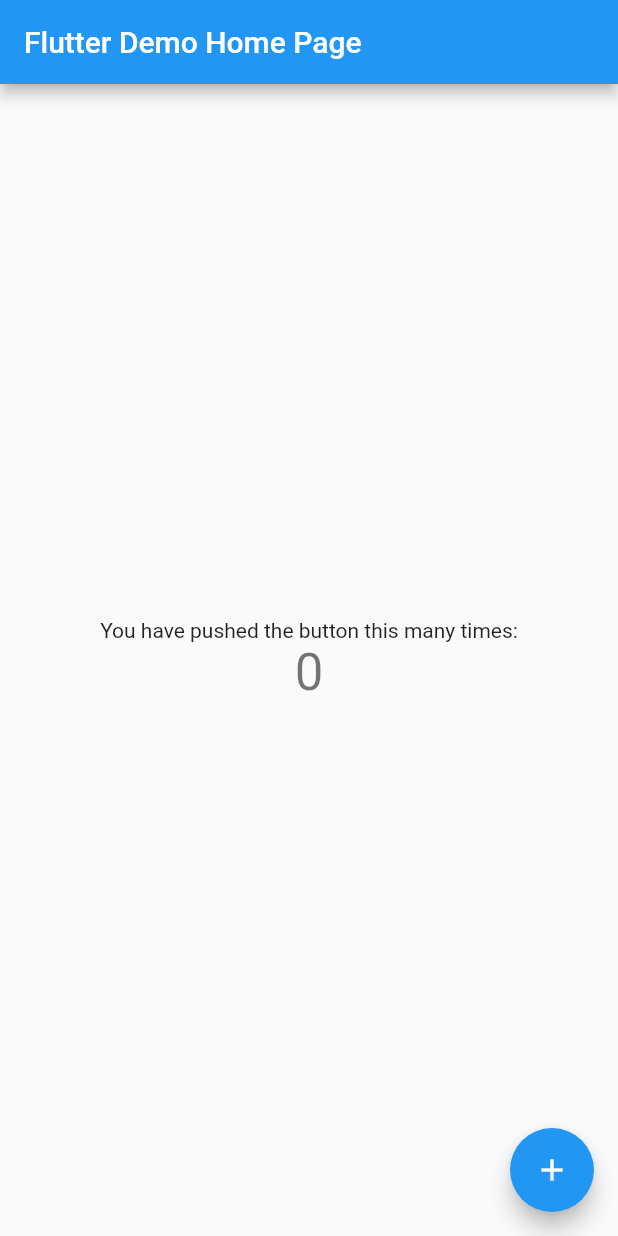
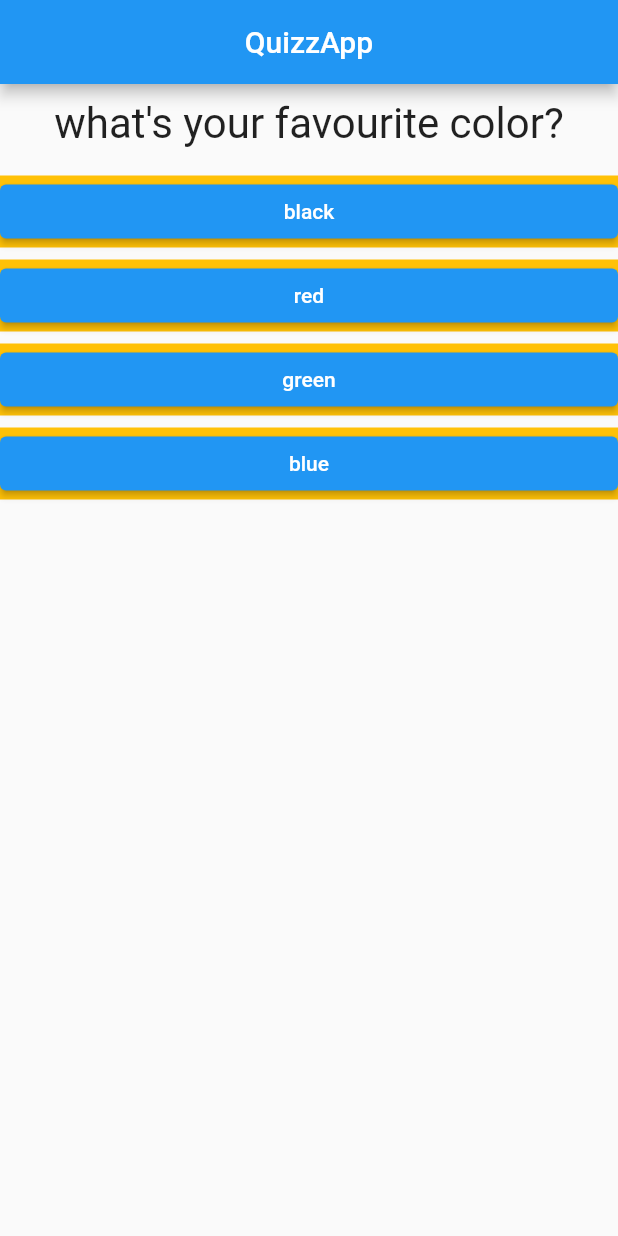
Before and after one commit to Sourav2021/quizzApp, a Flutter app: the screen it shows after launch, on a phone screen of 412 x 824 dp. Run offline on Flutter 3.47's test engine with Material 2 defaults, Android fonts, the phone set to English and light mode, and no system bars.

Commit message:
partial complition

```diff
--- /dev/null
+++ b/lib/answer.dart
@@ -0,0 +1,21 @@
+import 'package:flutter/material.dart';
+
+class Answer extends StatelessWidget {
+  final Function()? selectHandler;
+  final String answerText;
+  const Answer({Key? key, this.selectHandler, required this.answerText})
+      : super(key: key);
+
+  @override
+  Widget build(BuildContext context) {
+    return Padding(
+      padding: const EdgeInsets.only(top: 8.0),
+      child: Container(
+        color: Colors.amber,
+        width: double.infinity,
+        child:
+            ElevatedButton(onPressed: selectHandler, child: Text(answerText)),
+      ),
+    );
+  }
+}
--- a/lib/main.dart
+++ b/lib/main.dart
@@ -1,113 +1,75 @@
+import 'package:flutter/cupertino.dart';
 import 'package:flutter/material.dart';
+import './questions.dart';
+import 'answer.dart';
 
-void main() {
-  runApp(MyApp());
+void main() => runApp(QuizzApp());
+
+class QuizzApp extends StatefulWidget {
+  @override
+  _QuizzAppState createState() => _QuizzAppState();
 }
 
-class MyApp extends StatelessWidget {
-  // This widget is the root of your application.
-  @override
-  Widget build(BuildContext context) {
-    return MaterialApp(
-      title: 'Flutter Demo',
-      theme: ThemeData(
-        // This is the theme of your application.
-        //
-        // Try running your application with "flutter run". You'll see the
-        // application has a blue toolbar. Then, without quitting the app, try
-        // changing the primarySwatch below to Colors.green and then invoke
-        // "hot reload" (press "r" in the console where you ran "flutter run",
-        // or simply save your changes to "hot reload" in a Flutter IDE).
-        // Notice that the counter didn't reset back to zero; the application
-        // is not restarted.
-        primarySwatch: Colors.blue,
-      ),
-      home: MyHomePage(title: 'Flutter Demo Home Page'),
-    );
-  }
-}
+class _QuizzAppState extends State<QuizzApp> {
+  var questionIndex = 0;
+  var islastItem = false;
+  static const questions = [
+    {
+      'questionText': 'what\'s your favourite color?',
+      'answers': ['black', 'red', 'green', 'blue']
+    },
+    {
+      'questionText': 'What\'s your favourite animal',
+      'answers': ['rabbit', 'snake', 'elephant', 'Lion']
+    },
+    {
+      'questionText': 'what is your name?',
+      'answers': ['joy', 'joy', 'Lion']
+    },
+  ];
 
-class MyHomePage extends StatefulWidget {
-  MyHomePage({Key? key, required this.title}) : super(key: key);
+  void _answerQuestion() {
+    setState(() {
+      if (questionIndex >= questions.length) {
+        islastItem = true;
+      } else
+        questionIndex++;
 
-  // This widget is the home page of your application. It is stateful, meaning
-  // that it has a State object (defined below) that contains fields that affect
-  // how it looks.
-
-  // This class is the configuration for the state. It holds the values (in this
-  // case the title) provided by the parent (in this case the App widget) and
-  // used by the build method of the State. Fields in a Widget subclass are
-  // always marked "final".
-
-  final String title;
-
-  @override
-  _MyHomePageState createState() => _MyHomePageState();
-}
-
-class _MyHomePageState extends State<MyHomePage> {
-  int _counter = 0;
-
-  void _incrementCounter() {
-    setState(() {
-      // This call to setState tells the Flutter framework that something has
-      // changed in this State, which causes it to rerun the build method below
-      // so that the display can reflect the updated values. If we changed
-      // _counter without calling setState(), then the build method would not be
-      // called again, and so nothing would appear to happen.
-      _counter++;
+      print(questionIndex);
     });
   }
 
   @override
   Widget build(BuildContext context) {
-    // This method is rerun every time setState is called, for instance as done
-    // by the _incrementCounter method above.
-    //
-    // The Flutter framework has been optimized to make rerunning build methods
-    // fast, so that you can just rebuild anything that needs updating rather
-    // than having to individually change instances of widgets.
-    return Scaffold(
-      appBar: AppBar(
-        // Here we take the value from the MyHomePage object that was created by
-        // the App.build method, and use it to set our appbar title.
-        title: Text(widget.title),
+    return MaterialApp(
+      darkTheme: ThemeData(),
+      debugShowCheckedModeBanner: false,
+      home: Scaffold(
+        appBar: AppBar(
+          title: Text('QuizzApp'),
+          centerTitle: true,
+        ),
+        body: islastItem == false
+            ? Column(
+                //crossAxisAlignment: CrossAxisAlignment.center,
+                children: [
+                  Question(
+                    questionText:
+                        questions[questionIndex]['questionText'].toString(),
+                  ),
+
+                  ...(questions[questionIndex]['answers'] as List<String>)
+                      .map((answer) {
+                    return Answer(
+                        selectHandler: _answerQuestion, answerText: answer);
+                  }).toList()
+                  // Answer(selectHandler: _answerQuestion),
+                  // Answer(selectHandler: _answerQuestion),
+                  // Answer(selectHandler: _answerQuestion),
+                ],
+              )
+            : Text('End of question'),
       ),
-      body: Center(
-        // Center is a layout widget. It takes a single child and positions it
-        // in the middle of the parent.
-        child: Column(
-          // Column is also a layout widget. It takes a list of children and
-          // arranges them vertically. By default, it sizes itself to fit its
-          // children horizontally, and tries to be as tall as its parent.
-          //
-          // Invoke "debug painting" (press "p" in the console, choose the
-          // "Toggle Debug Paint" action from the Flutter Inspector in Android
-          // Studio, or the "Toggle Debug Paint" command in Visual Studio Code)
-          // to see the wireframe for each widget.
-          //
-          // Column has various properties to control how it sizes itself and
-          // how it positions its children. Here we use mainAxisAlignment to
-          // center the children vertically; the main axis here is the vertical
-          // axis because Columns are vertical (the cross axis would be
-          // horizontal).
-          mainAxisAlignment: MainAxisAlignment.center,
-          children: <Widget>[
-            Text(
-              'You have pushed the button this many times:',
-            ),
-            Text(
-              '$_counter',
-              style: Theme.of(context).textTheme.headline4,
-            ),
-          ],
-        ),
-      ),
-      floatingActionButton: FloatingActionButton(
-        onPressed: _incrementCounter,
-        tooltip: 'Increment',
-        child: Icon(Icons.add),
-      ), // This trailing comma makes auto-formatting nicer for build methods.
     );
   }
 }
--- /dev/null
+++ b/lib/questions.dart
@@ -0,0 +1,22 @@
+import 'package:flutter/material.dart';
+
+class Question extends StatelessWidget {
+  final String questionText;
+  const Question({
+    Key? key,
+    required this.questionText,
+  }) : super(key: key);
+
+  @override
+  Widget build(BuildContext context) {
+    return Container(
+      width: double.infinity,
+      margin: EdgeInsets.all(10),
+      child: Text(
+        questionText,
+        textAlign: TextAlign.center,
+        style: TextStyle(fontSize: 28),
+      ),
+    );
+  }
+}
```
